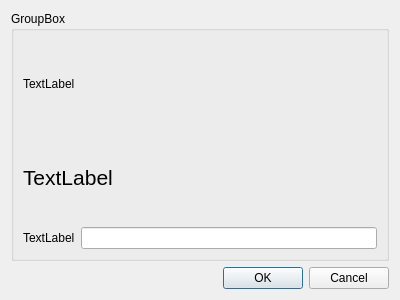
First picture: the form in createdir.ui, repository zenithzephyr/didftp, before the edit.
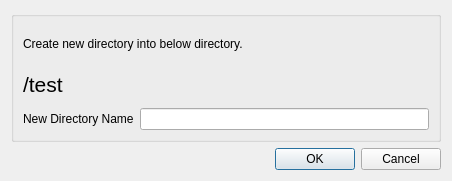
Second picture: the form after the edit.

Commit message: create, delete dir

```diff
--- a/createdir.ui
+++ b/createdir.ui
@@ -6,8 +6,8 @@
    <rect>
     <x>0</x>
     <y>0</y>
-    <width>400</width>
-    <height>300</height>
+    <width>452</width>
+    <height>181</height>
    </rect>
   </property>
   <property name="windowTitle">
@@ -17,13 +17,13 @@
    <item>
     <widget class="QGroupBox" name="groupBox">
      <property name="title">
-      <string>GroupBox</string>
+      <string/>
      </property>
      <layout class="QVBoxLayout" name="verticalLayout_2">
       <item>
        <widget class="QLabel" name="label">
         <property name="text">
-         <string>TextLabel</string>
+         <string>Create new directory into below directory.</string>
         </property>
        </widget>
       </item>
@@ -36,7 +36,7 @@
          </font>
         </property>
         <property name="text">
-         <string>TextLabel</string>
+         <string>/test</string>
         </property>
        </widget>
       </item>
@@ -45,7 +45,7 @@
         <item>
          <widget class="QLabel" name="label_3">
           <property name="text">
-           <string>TextLabel</string>
+           <string>New Directory Name</string>
           </property>
          </widget>
         </item>
```
Left out of the diff: 10 changed lines with no effect on the pictures. The commit also changes 6 other files.
